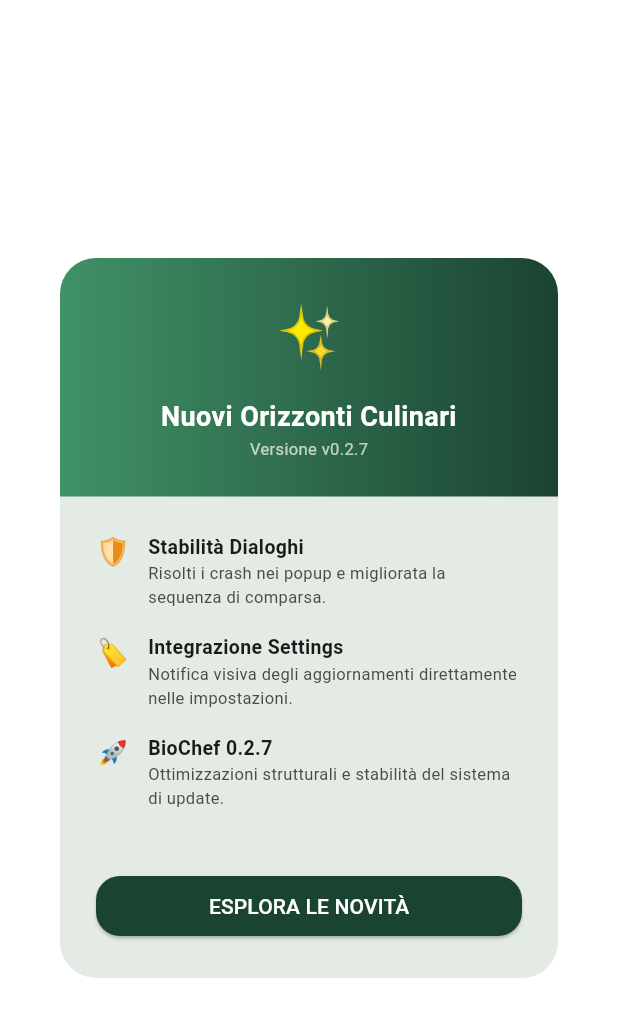
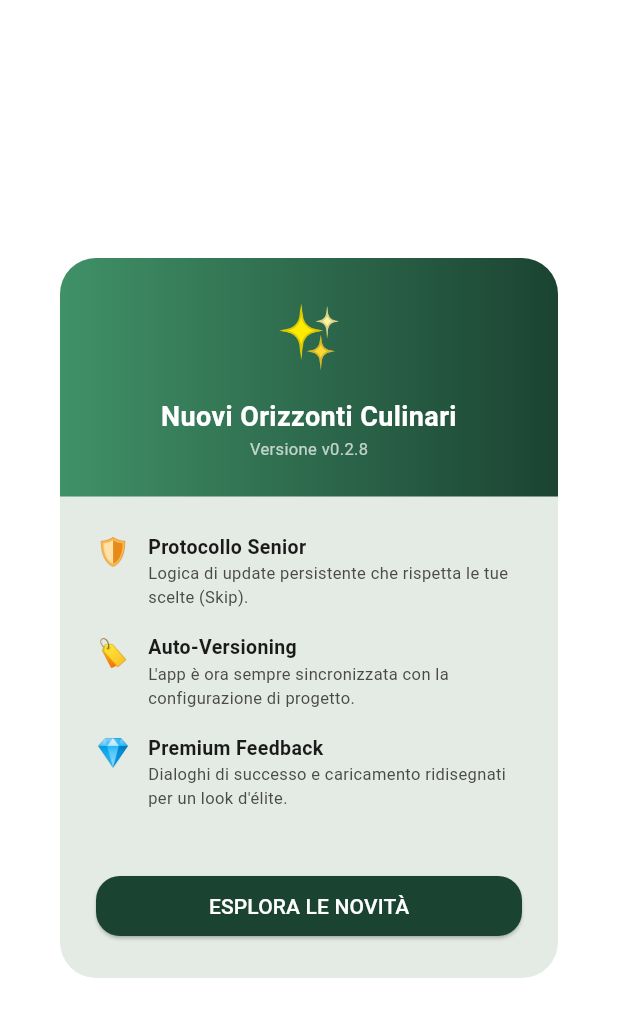
Before and after one commit to LonDave/biochef_app, a Flutter app: the VersionsLog screen opened directly, on a phone screen of 412 x 824 dp. Shown: the top 1017 px of the screen. Run offline on Flutter 3.47's test engine with Material 3 defaults, Android fonts, the light colour scheme and no system bars; our stand-ins replace file_picker, hive, hive_flutter, package_info_plus, permission_handler, share_plus; missing offline and left inert: ota_update; accounts and stored records are empty.

Commit message:
feat: remove proprietary license and implement dynamic versioning system with changelog tracking

```diff
--- a/lib/versions.dart
+++ b/lib/versions.dart
@@ -42,6 +42,26 @@ class VersionsLog extends StatelessWidget {
           _buildHero(),
           const SizedBox(height: 24),
           _buildEraGroup(context, 'Evolution Series (v0.2.x)', 'Ingegneria Moderna', true, [
+            _buildVersionCard(context, '0.2.8', "Ironclad Update System", [
+              _item(
+                context,
+                '🛡️',
+                'Protocollo Senior',
+                'Implementata logica di update persistente e skipping intelligente.',
+              ),
+              _item(
+                context,
+                '🏷️',
+                'Versioning Auto',
+                'Sincronizzazione automatica con pubspec.yaml via PackageInfo.',
+              ),
+              _item(
+                context,
+                '💎',
+                'Premium UI',
+                'Nuovi dialoghi di feedback dinamici e professionali.',
+              ),
+            ], true),
             _buildVersionCard(context, '0.2.7', "Dialog Fix & Update System", [
               _item(
                 context,
@@ -61,7 +81,7 @@ class VersionsLog extends StatelessWidget {
                 'Badge Aggiornamenti',
                 'Aggiunta notifica visiva nelle impostazioni quando disponibile.',
               ),
-            ], true),
+            ], false),
             _buildVersionCard(context, '0.2.6', "Stability Focus", [
               _item(
                 context,
@@ -340,20 +360,20 @@ class VersionsLog extends StatelessWidget {
                     _buildNewsItem(
                       context,
                       '🛡️',
-                      'Stabilità Dialoghi',
-                      'Risolti i crash nei popup e migliorata la sequenza di comparsa.',
+                      'Protocollo Senior',
+                      'Logica di update persistente che rispetta le tue scelte (Skip).',
                     ),
                     _buildNewsItem(
                       context,
                       '🏷️',
-                      'Integrazione Settings',
-                      'Notifica visiva degli aggiornamenti direttamente nelle impostazioni.',
+                      'Auto-Versioning',
+                      'L\'app è ora sempre sincronizzata con la configurazione di progetto.',
                     ),
                     _buildNewsItem(
                       context,
-                      '🚀',
-                      'BioChef 0.2.7',
-                      'Ottimizzazioni strutturali e stabilità del sistema di update.',
+                      '💎',
+                      'Premium Feedback',
+                      'Dialoghi di successo e caricamento ridisegnati per un look d\'élite.',
                     ),
                   ],
                 ),
--- a/pubspec.yaml
+++ b/pubspec.yaml
@@ -3,7 +3,7 @@ description: "BioChef AI - Il tuo chef intelligente di famiglia."
 publish_to: 'none'
 
 
-version: 0.2.7+1
+version: 0.2.8+1
 
 environment:
   sdk: ^3.11.4
```
Also changed, not shown: 1 other file.
